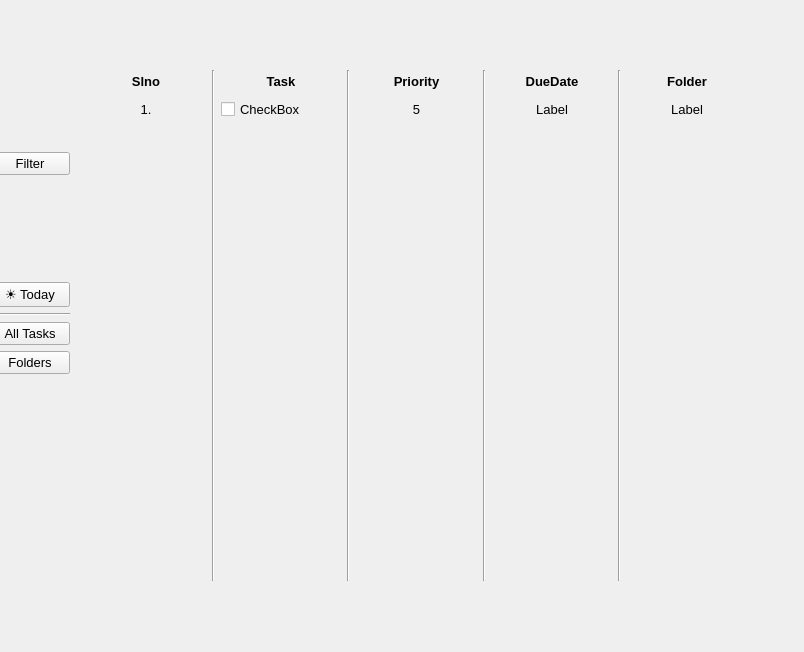
First picture: the form in GUI/Mainwindow.ui, repository Brian-Jane/csProject, before the edit.
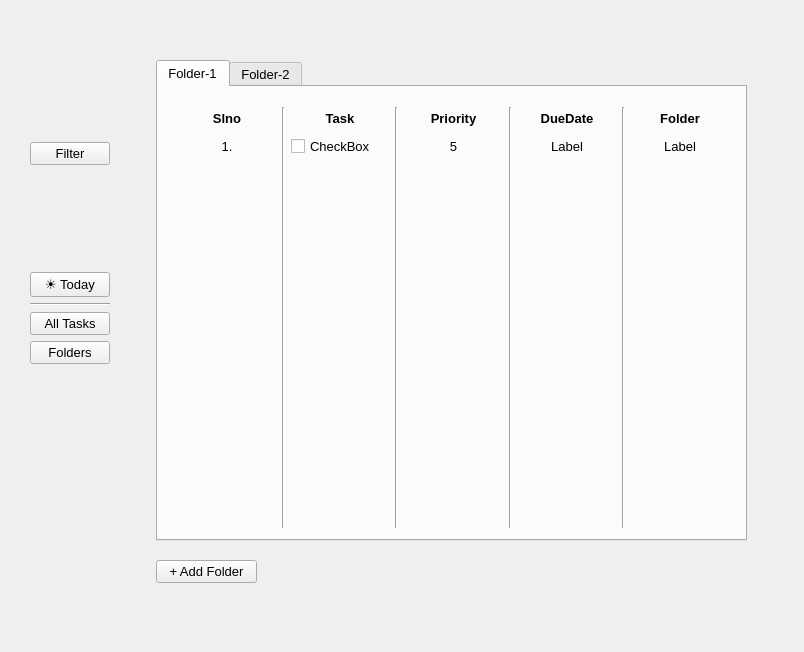
Second picture: the form after the edit. The open tabs and pages were chosen to show the change.

```diff
--- a/GUI/Mainwindow.ui
+++ b/GUI/Mainwindow.ui
@@ -22,8 +22,8 @@
    <widget class="QWidget" name="horizontalLayoutWidget">
     <property name="geometry">
      <rect>
-      <x>-10</x>
-      <y>50</y>
+      <x>30</x>
+      <y>40</y>
       <width>781</width>
       <height>561</height>
      </rect>
@@ -147,266 +147,6 @@
        <property name="currentIndex">
         <number>2</number>
        </property>
-       <widget class="QWidget" name="page">
-        <widget class="QWidget" name="gridLayoutWidget_4">
-         <property name="geometry">
-          <rect>
-           <x>10</x>
-           <y>20</y>
-           <width>661</width>
-           <height>511</height>
-          </rect>
-         </property>
-         <property name="font">
-          <font>
-           <pointsize>10</pointsize>
-          </font>
-         </property>
-         <layout class="QGridLayout" name="Taskslayout_3">
-          <item row="1" column="0">
-           <widget class="QLabel" name="label_14">
-            <property name="whatsThis">
-             <string>&lt;html&gt;&lt;head/&gt;&lt;body&gt;&lt;p align=&quot;center&quot;&gt;5&lt;/p&gt;&lt;/body&gt;&lt;/html&gt;</string>
-            </property>
-            <property name="text">
-             <string>1.</string>
-            </property>
-            <property name="alignment">
-             <set>Qt::AlignCenter</set>
-            </property>
-           </widget>
-          </item>
-          <item row="0" column="1" rowspan="3">
-           <widget class="Line" name="line_15">
-            <property name="font">
-             <font>
-              <pointsize>10</pointsize>
-             </font>
-            </property>
-            <property name="orientation">
-             <enum>Qt::Vertical</enum>
-            </property>
-           </widget>
-          </item>
-          <item row="1" column="8">
-           <widget class="QLabel" name="label_5">
-            <property name="whatsThis">
-             <string>&lt;html&gt;&lt;head/&gt;&lt;body&gt;&lt;p align=&quot;center&quot;&gt;5&lt;/p&gt;&lt;/body&gt;&lt;/html&gt;</string>
-            </property>
-            <property name="text">
-             <string>Label</string>
-            </property>
-            <property name="alignment">
-             <set>Qt::AlignCenter</set>
-            </property>
-           </widget>
-          </item>
-          <item row="0" column="2">
-           <widget class="QLabel" name="msg_4">
-            <property name="font">
-             <font>
-              <pointsize>10</pointsize>
-              <weight>75</weight>
-              <bold>true</bold>
-             </font>
-            </property>
-            <property name="text">
-             <string>Task</string>
-            </property>
-            <property name="alignment">
-             <set>Qt::AlignCenter</set>
-            </property>
-           </widget>
-          </item>
-          <item row="0" column="5" rowspan="3">
-           <widget class="Line" name="line_16">
-            <property name="font">
-             <font>
-              <pointsize>10</pointsize>
-             </font>
-            </property>
-            <property name="orientation">
-             <enum>Qt::Vertical</enum>
-            </property>
-           </widget>
-          </item>
-          <item row="0" column="4">
-           <widget class="QPushButton" name="Priority_4">
-            <property name="font">
-             <font>
-              <pointsize>10</pointsize>
-              <weight>75</weight>
-              <bold>true</bold>
-             </font>
-            </property>
-            <property name="text">
-             <string>Priority</string>
-            </property>
-            <property name="checkable">
-             <bool>true</bool>
-            </property>
-            <property name="flat">
-             <bool>true</bool>
-            </property>
-           </widget>
-          </item>
-          <item row="0" column="0">
-           <widget class="QPushButton" name="Slno_2">
-            <property name="font">
-             <font>
-              <pointsize>10</pointsize>
-              <weight>75</weight>
-              <bold>true</bold>
-             </font>
-            </property>
-            <property name="text">
-             <string>Slno</string>
-            </property>
-            <property name="checkable">
-             <bool>false</bool>
-            </property>
-            <property name="checked">
-             <bool>false</bool>
-            </property>
-            <property name="flat">
-             <bool>true</bool>
-            </property>
-           </widget>
-          </item>
-          <item row="0" column="3" rowspan="3">
-           <widget class="Line" name="line_13">
-            <property name="font">
-             <font>
-              <pointsize>10</pointsize>
-             </font>
-            </property>
-            <property name="orientation">
-             <enum>Qt::Vertical</enum>
-            </property>
-           </widget>
-          </item>
-          <item row="0" column="6">
-           <widget class="QPushButton" name="DueDate_2">
-            <property name="font">
-             <font>
-              <family>MS Shell Dlg 2</family>
-              <pointsize>10</pointsize>
-              <weight>75</weight>
-              <italic>false</italic>
-              <bold>true</bold>
-             </font>
-            </property>
-            <property name="styleSheet">
-             <string notr="true"/>
-            </property>
-            <property name="text">
-             <string>DueDate</string>
-            </property>
-            <property name="checkable">
-             <bool>true</bool>
-            </property>
-            <property name="checked">
-             <bool>false</bool>
-            </property>
-            <property name="flat">
-             <bool>true</bool>
-            </property>
-           </widget>
-          </item>
-          <item row="1" column="4">
-           <widget class="QLabel" name="label_16">
-            <property name="whatsThis">
-             <string>&lt;html&gt;&lt;head/&gt;&lt;body&gt;&lt;p align=&quot;center&quot;&gt;5&lt;/p&gt;&lt;/body&gt;&lt;/html&gt;</string>
-            </property>
-            <property name="text">
-             <string>5</string>
-            </property>
-            <property name="alignment">
-             <set>Qt::AlignCenter</set>
-            </property>
-           </widget>
-          </item>
-          <item row="0" column="8">
-           <widget class="QPushButton" name="Folder_2">
-            <property name="font">
-             <font>
-              <family>MS Shell Dlg 2</family>
-              <pointsize>10</pointsize>
-              <weight>75</weight>
-              <italic>false</italic>
-              <bold>true</bold>
-             </font>
-            </property>
-            <property name="styleSheet">
-             <string notr="true"/>
-            </property>
-            <property name="text">
-             <string>Folder</string>
-            </property>
-            <property name="checkable">
-             <bool>true</bool>
-            </property>
-            <property name="checked">
-             <bool>false</bool>
-            </property>
-            <property name="flat">
-             <bool>true</bool>
-            </property>
-           </widget>
-          </item>
-          <item row="0" column="7" rowspan="3">
-           <widget class="Line" name="line_17">
-            <property name="font">
-             <font>
-              <pointsize>10</pointsize>
-             </font>
-            </property>
-            <property name="orientation">
-             <enum>Qt::Vertical</enum>
-            </property>
-           </widget>
-          </item>
-          <item row="1" column="6">
-           <widget class="QLabel" name="label_15">
-            <property name="whatsThis">
-             <string>&lt;html&gt;&lt;head/&gt;&lt;body&gt;&lt;p align=&quot;center&quot;&gt;5&lt;/p&gt;&lt;/body&gt;&lt;/html&gt;</string>
-            </property>
-            <property name="text">
-             <string>Label</string>
-            </property>
-            <property name="alignment">
-             <set>Qt::AlignCenter</set>
-            </property>
-           </widget>
-          </item>
-          <item row="1" column="2">
-           <widget class="QCheckBox" name="checkBox_4">
-            <property name="text">
-             <string>CheckBox</string>
-            </property>
-           </widget>
-          </item>
-          <item row="2" column="0">
-           <spacer name="verticalSpacer_7">
-            <property name="font">
-             <font>
-              <pointsize>10</pointsize>
-             </font>
-            </property>
-            <property name="orientation">
-             <enum>Qt::Vertical</enum>
-            </property>
-            <property name="sizeHint" stdset="0">
-             <size>
-              <width>78</width>
-              <height>308</height>
-             </size>
-            </property>
-           </spacer>
-          </item>
-         </layout>
-        </widget>
-       </widget>
        <widget class="QWidget" name="TasksPage">
         <widget class="QWidget" name="gridLayoutWidget">
          <property name="geometry">
```
Left out of the diff: 2 changed lines with no effect on the pictures.
